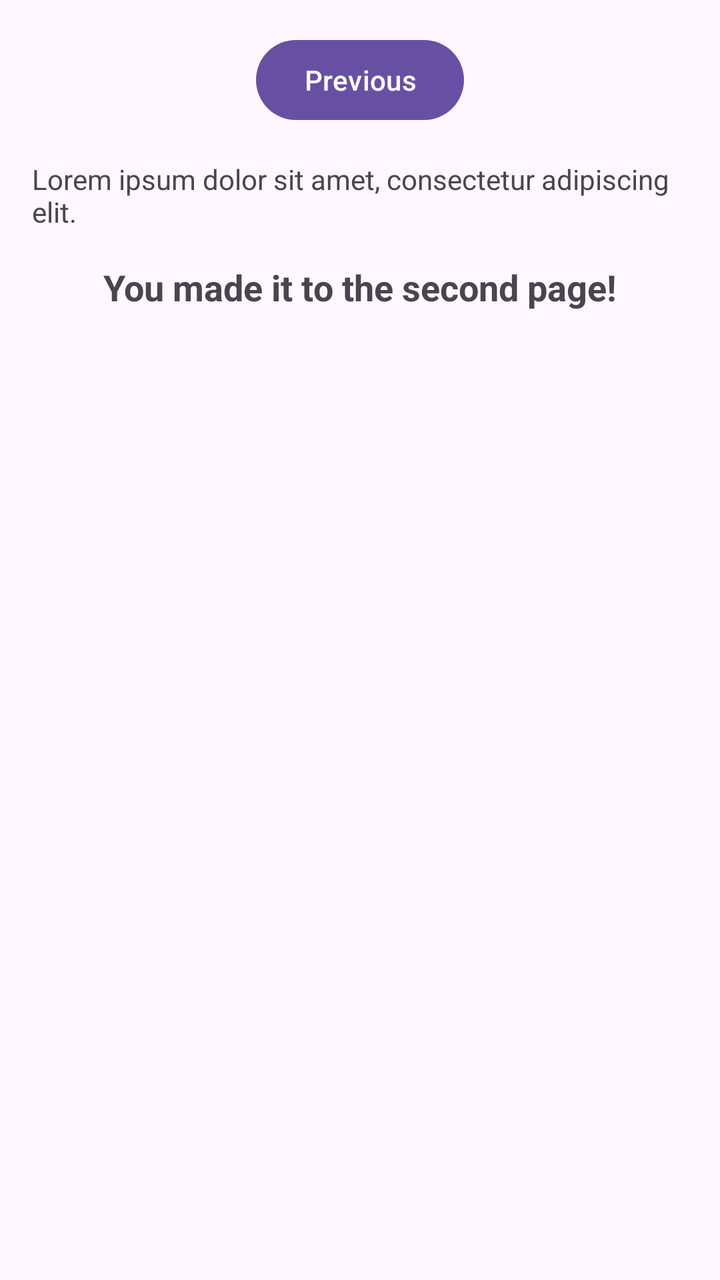
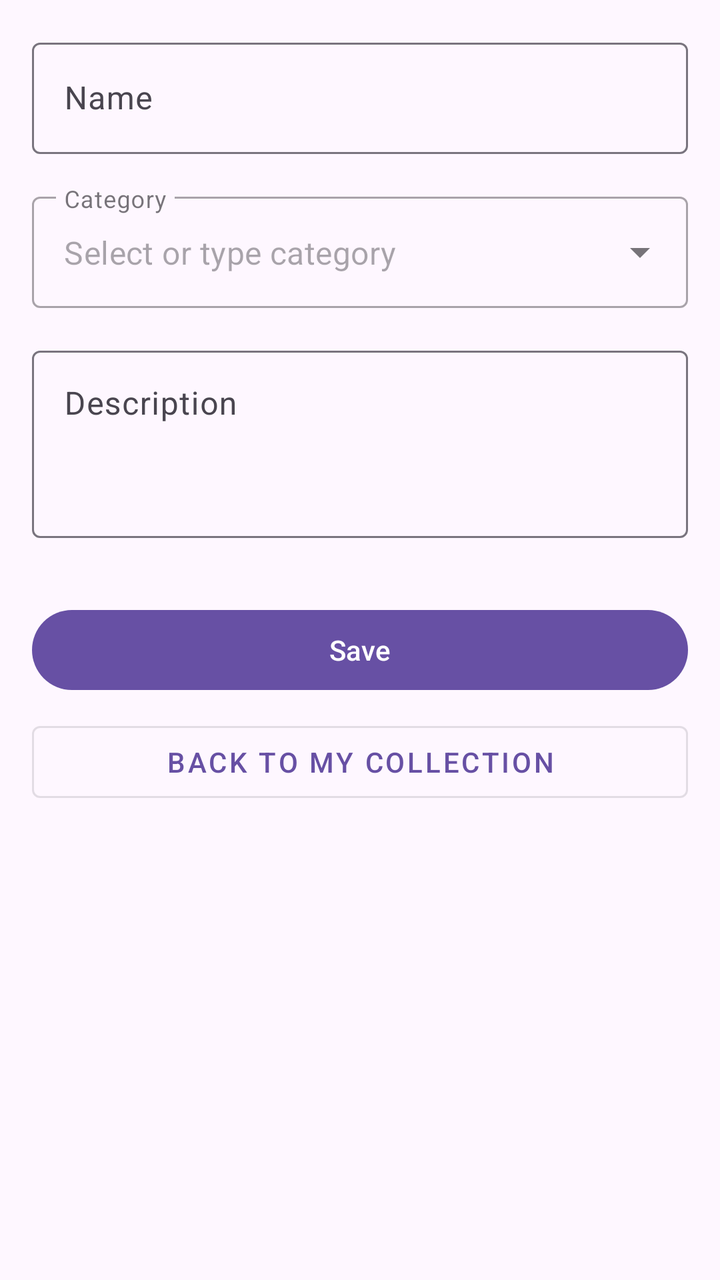

An Android layout rendered at two revisions. The XML below is the earlier revision; the diff shows what the commit changed to produce the second picture.
<!-- AndroidManifest.xml: application theme Theme.CollectorsTrackingApp -->
<!-- res/layout/fragment_second.xml -->
<?xml version="1.0" encoding="utf-8"?>
<androidx.core.widget.NestedScrollView xmlns:android="http://schemas.android.com/apk/res/android"
    xmlns:app="http://schemas.android.com/apk/res-auto"
    xmlns:tools="http://schemas.android.com/tools"
    android:layout_width="match_parent"
    android:layout_height="match_parent"
    tools:context=".SecondFragment">

    <androidx.constraintlayout.widget.ConstraintLayout
        android:layout_width="match_parent"
        android:layout_height="match_parent"
        android:padding="16dp">

        <Button
            android:id="@+id/button_second"
            android:layout_width="wrap_content"
            android:layout_height="wrap_content"
            android:text="@string/previous"
            app:layout_constraintBottom_toTopOf="@id/textview_second"
            app:layout_constraintEnd_toEndOf="parent"
            app:layout_constraintStart_toStartOf="parent"
            app:layout_constraintTop_toTopOf="parent" />

        <TextView
            android:id="@+id/textview_second"
            android:layout_width="wrap_content"
            android:layout_height="wrap_content"
            android:layout_marginTop="16dp"
            android:text="@string/lorem_ipsum"
            app:layout_constraintBottom_toTopOf="@id/my_new_text"
            app:layout_constraintEnd_toEndOf="parent"
            app:layout_constraintStart_toStartOf="parent"
            app:layout_constraintTop_toBottomOf="@id/button_second" />

        <TextView
            android:id="@+id/my_new_text"
            android:layout_width="wrap_content"
            android:layout_height="wrap_content"
            android:layout_marginTop="16dp"
            android:text="@string/second_page_message"
            android:textSize="18sp"
            android:textStyle="bold"
            app:layout_constraintBottom_toBottomOf="parent"
            app:layout_constraintEnd_toEndOf="parent"
            app:layout_constraintStart_toStartOf="parent"
            app:layout_constraintTop_toBottomOf="@id/textview_second" />
    </androidx.constraintlayout.widget.ConstraintLayout>
</androidx.core.widget.NestedScrollView>
<!-- resources referenced by this layout -->
<resources>
  <string name="lorem_ipsum">Lorem ipsum dolor sit amet, consectetur adipiscing elit.</string>
  <string name="previous">Previous</string>
  <string name="second_page_message">You made it to the second page!</string>
  <style name="Theme.CollectorsTrackingApp" parent="Base.Theme.CollectorsTrackingApp" />
  <style name="Base.Theme.CollectorsTrackingApp" parent="Theme.Material3.DayNight.NoActionBar">
          
          
      </style>
</resources>

<!-- the commit's change to res/layout/fragment_second.xml (unified diff, before → after) -->
@@ -11,38 +11,89 @@
         android:layout_height="match_parent"
         android:padding="16dp">
 
-        <Button
-            android:id="@+id/button_second"
-            android:layout_width="wrap_content"
+        <com.google.android.material.textfield.TextInputLayout
+            android:id="@+id/layoutName"
+            android:layout_width="match_parent"
             android:layout_height="wrap_content"
-            android:text="@string/previous"
-            app:layout_constraintBottom_toTopOf="@id/textview_second"
-            app:layout_constraintEnd_toEndOf="parent"
-            app:layout_constraintStart_toStartOf="parent"
-            app:layout_constraintTop_toTopOf="parent" />
+            android:hint="@string/name_label"
+            app:layout_constraintTop_toTopOf="parent">
 
-        <TextView
-            android:id="@+id/textview_second"
-            android:layout_width="wrap_content"
+            <com.google.android.material.textfield.TextInputEditText
+                android:id="@+id/editTextName"
+                android:layout_width="match_parent"
+                android:layout_height="wrap_content" />
+        </com.google.android.material.textfield.TextInputLayout>
+
+        <com.google.android.material.textfield.TextInputLayout
+            android:id="@+id/layoutCategory"
+            style="@style/Widget.MaterialComponents.TextInputLayout.OutlinedBox.ExposedDropdownMenu"
+            android:layout_width="match_parent"
             android:layout_height="wrap_content"
             android:layout_marginTop="16dp"
-            android:text="@string/lorem_ipsum"
-            app:layout_constraintBottom_toTopOf="@id/my_new_text"
-            app:layout_constraintEnd_toEndOf="parent"
-            app:layout_constraintStart_toStartOf="parent"
-            app:layout_constraintTop_toBottomOf="@id/button_second" />
+            android:hint="@string/category_label"
+            app:expandedHintEnabled="false"
+            app:layout_constraintTop_toBottomOf="@id/layoutName">
 
-        <TextView
-            android:id="@+id/my_new_text"
-            android:layout_width="wrap_content"
+            <AutoCompleteTextView
+                android:id="@+id/autoCompleteCategory"
+                android:layout_width="match_parent"
+                android:layout_height="wrap_content"
+                android:completionThreshold="0"
+                android:hint="@string/category_hint"
+                android:inputType="text" />
+        </com.google.android.material.textfield.TextInputLayout>
+
+        <com.google.android.material.textfield.TextInputLayout
+            android:id="@+id/layoutDescription"
+            android:layout_width="match_parent"
             android:layout_height="wrap_content"
             android:layout_marginTop="16dp"
-            android:text="@string/second_page_message"
-            android:textSize="18sp"
-            android:textStyle="bold"
-            app:layout_constraintBottom_toBottomOf="parent"
+            android:hint="@string/description_label"
+            app:layout_constraintTop_toBottomOf="@id/layoutCategory">
+
+            <com.google.android.material.textfield.TextInputEditText
+                android:id="@+id/editTextDescription"
+                android:layout_width="match_parent"
+                android:layout_height="wrap_content"
+                android:gravity="top"
+                android:inputType="textMultiLine"
+                android:minLines="3" />
+        </com.google.android.material.textfield.TextInputLayout>
+
+        <Button
+            android:id="@+id/button_save"
+            android:layout_width="0dp"
+            android:layout_height="wrap_content"
+            android:layout_marginTop="32dp"
+            android:text="@string/save"
+            app:layout_constraintEnd_toStartOf="@+id/button_delete"
+            app:layout_constraintHorizontal_bias="0.5"
+            app:layout_constraintStart_toStartOf="parent"
+            app:layout_constraintTop_toBottomOf="@id/layoutDescription" />
+
+        <Button
+            android:id="@+id/button_delete"
+            style="@style/Widget.MaterialComponents.Button.TextButton"
+            android:layout_width="0dp"
+            android:layout_height="wrap_content"
+            android:text="@string/delete"
+            android:textColor="@android:color/holo_red_dark"
+            android:visibility="gone"
+            app:layout_constraintBottom_toBottomOf="@+id/button_save"
             app:layout_constraintEnd_toEndOf="parent"
-            app:layout_constraintStart_toStartOf="parent"
-            app:layout_constraintTop_toBottomOf="@id/textview_second" />
+            app:layout_constraintHorizontal_bias="0.5"
+            app:layout_constraintStart_toEndOf="@+id/button_save"
+            app:layout_constraintTop_toTopOf="@+id/button_save"
+            tools:visibility="visible" />
+
+        <Button
+            android:id="@+id/button_back"
+            style="@style/Widget.MaterialComponents.Button.OutlinedButton"
+            android:layout_width="match_parent"
+            android:layout_height="wrap_content"
+            android:layout_marginTop="8dp"
+            android:text="@string/back_to_collection"
+            app:layout_constraintTop_toBottomOf="@id/button_save" />
+
     </androidx.constraintlayout.widget.ConstraintLayout>
 </androidx.core.widget.NestedScrollView>
<!-- resource entries referenced after the edit -->
@@ -1,8 +1,12 @@
 <!-- resources referenced by this layout -->
 <resources>
-  <string name="lorem_ipsum">Lorem ipsum dolor sit amet, consectetur adipiscing elit.</string>
-  <string name="previous">Previous</string>
-  <string name="second_page_message">You made it to the second page!</string>
+  <string name="back_to_collection">Back to My Collection</string>
+  <string name="category_hint">Select or type category</string>
+  <string name="category_label">Category</string>
+  <string name="delete">Delete</string>
+  <string name="description_label">Description</string>
+  <string name="name_label">Name</string>
+  <string name="save">Save</string>
   <style name="Theme.CollectorsTrackingApp" parent="Base.Theme.CollectorsTrackingApp" />
   <style name="Base.Theme.CollectorsTrackingApp" parent="Theme.Material3.DayNight.NoActionBar">
           
